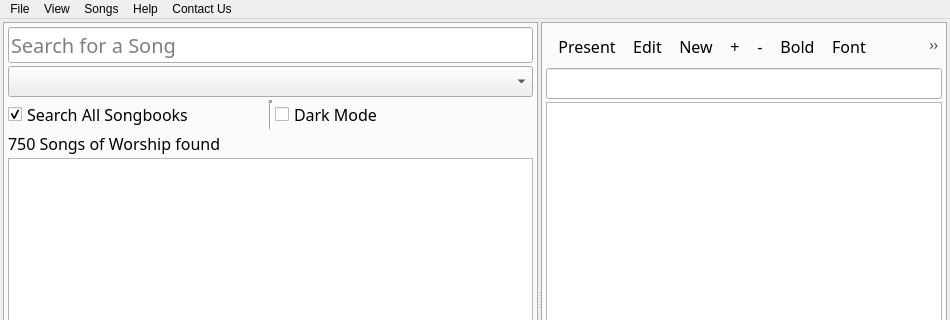
Qt form src/vSongHome.ui (AppSmata/vSongBook4pc) before a commit; both pictures show x 0 to 950 and y 0 to 320 of the 950 by 600 pixel window.
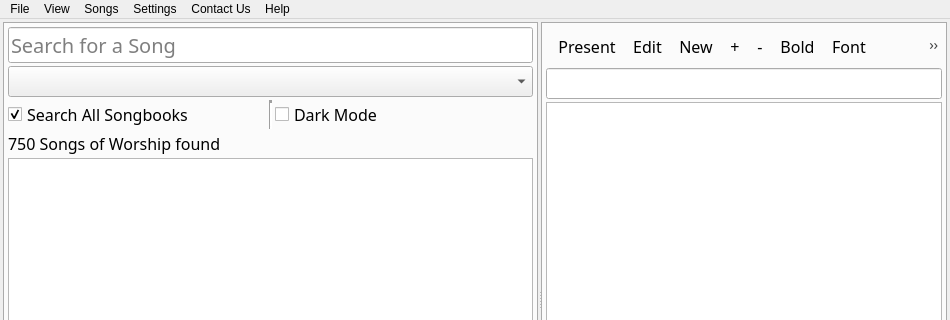
The same form after that commit. Icons and pictures are not drawn.

What changed in the file:
```diff
--- a/src/vSongHome.ui
+++ b/src/vSongHome.ui
@@ -496,11 +496,19 @@
     <addaction name="actionEmail"/>
     <addaction name="actionWebsite"/>
    </widget>
+   <widget class="QMenu" name="menuSettings">
+    <property name="title">
+     <string>Settings</string>
+    </property>
+    <addaction name="actionManage_Settings"/>
+    <addaction name="actionReset_Settings"/>
+   </widget>
    <addaction name="menuFile"/>
    <addaction name="menuView"/>
    <addaction name="menuSongs"/>
-   <addaction name="menuSupport"/>
+   <addaction name="menuSettings"/>
    <addaction name="menuContact_Us"/>
+   <addaction name="menuSupport"/>
   </widget>
   <action name="actionPresent">
    <property name="icon">
```
Left out of the diff: 16 changed lines with no effect on the pictures.
